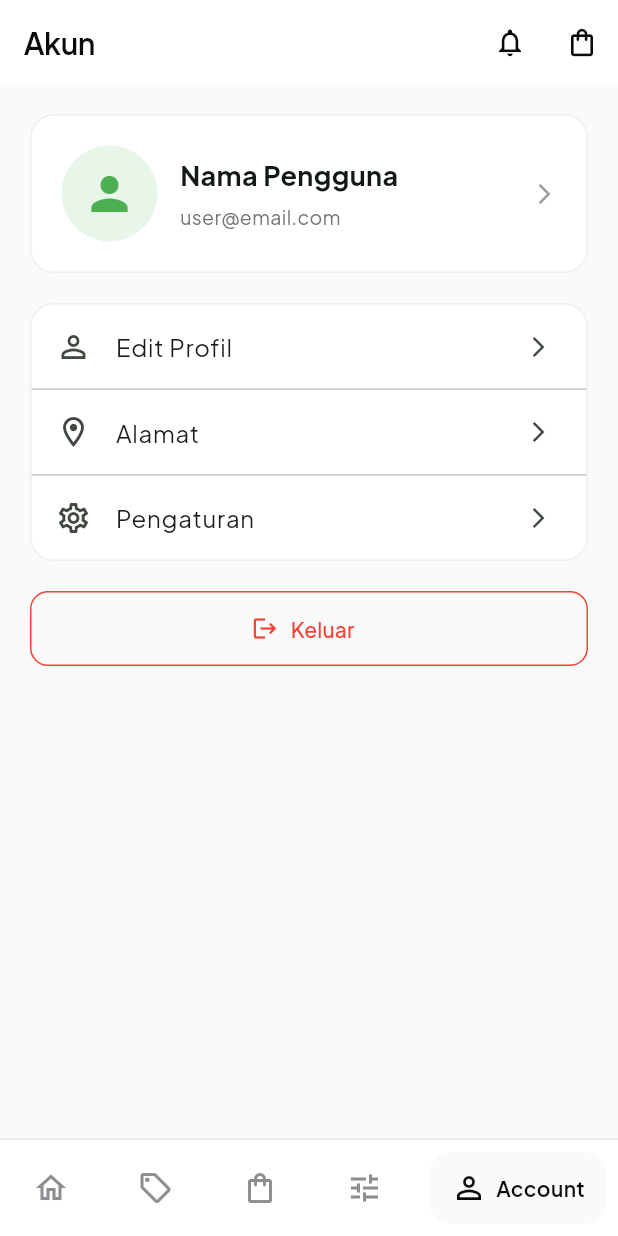
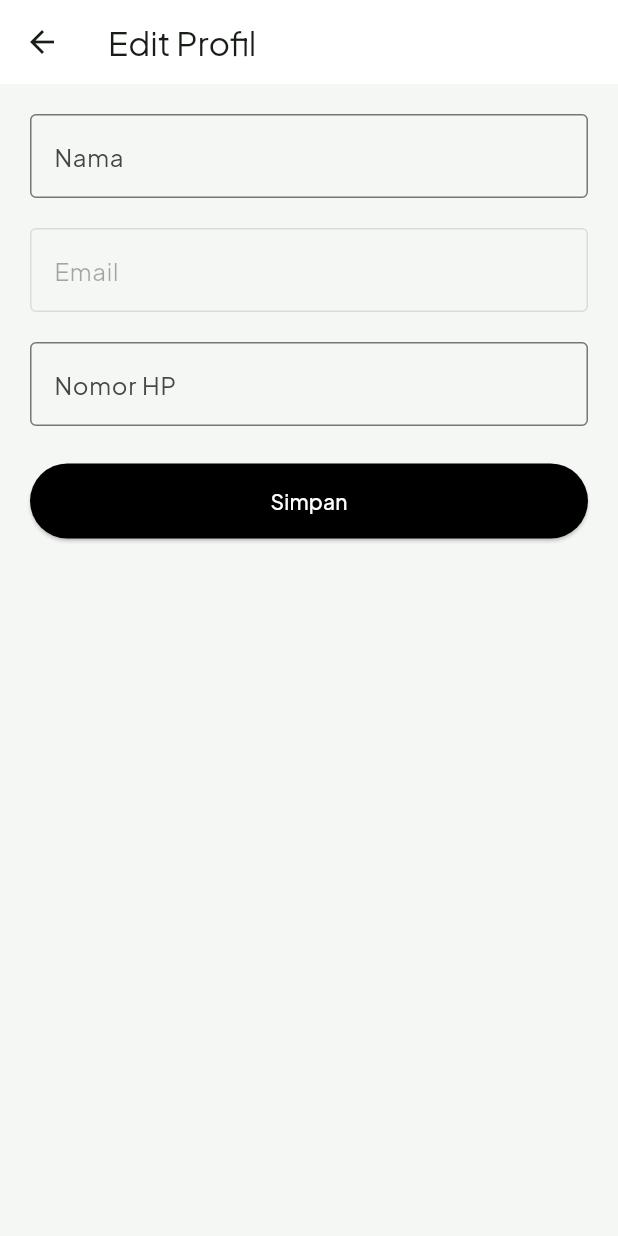
Before and after one commit to seravym/flutter-tokopedia-clone, a Flutter app: the HomeScreen screen opened by its route, item 5 of the bottom bar chosen, after a tap on "Edit Profil", on a phone screen of 412 x 824 dp. Run offline on Flutter 3.47's test engine with Material 3 defaults, Android fonts, the phone set to English and light mode, and no system bars; drawn by our look-alikes of google_nav_bar; our stand-ins replace cached_network_image, go_router, google_fonts, liquid_pull_to_refresh, shared_preferences, smooth_page_indicator; accounts and stored records are empty; network calls fail.

Commit message:
tambahin untuk menambah alamat, bisa edit profile dan setting di akun pengguna

```diff
--- a/lib/screens/account/account_screen.dart
+++ b/lib/screens/account/account_screen.dart
@@ -1,7 +1,9 @@
 import 'package:flutter/material.dart';
-import 'package:go_router/go_router.dart';
 
 import '../../services/auth_store.dart';
+import 'edit_profile_screen.dart';
+import 'address_screen.dart';
+import 'setting_screen.dart';
 
 class AccountScreen extends StatelessWidget {
   const AccountScreen({super.key});
@@ -15,7 +17,6 @@ class AccountScreen extends StatelessWidget {
       child: Column(
         crossAxisAlignment: CrossAxisAlignment.start,
         children: [
-          // Profile
           Container(
             width: double.infinity,
             padding: const EdgeInsets.all(20),
@@ -35,9 +36,7 @@ class AccountScreen extends StatelessWidget {
                     color: Colors.green,
                   ),
                 ),
-
                 const SizedBox(width: 15),
-
                 Expanded(
                   child: Column(
                     crossAxisAlignment: CrossAxisAlignment.start,
@@ -49,9 +48,7 @@ class AccountScreen extends StatelessWidget {
                           fontWeight: FontWeight.bold,
                         ),
                       ),
-
                       const SizedBox(height: 5),
-
                       Text(
                         user?.email ?? 'user@email.com',
                         style: TextStyle(
@@ -62,19 +59,12 @@ class AccountScreen extends StatelessWidget {
                     ],
                   ),
                 ),
-
-                const Icon(
-                  Icons.arrow_forward_ios,
-                  size: 16,
-                  color: Colors.grey,
-                ),
               ],
             ),
           ),
 
           const SizedBox(height: 20),
 
-          // Menu
           Container(
             decoration: BoxDecoration(
               color: Colors.white,
@@ -90,7 +80,14 @@ class AccountScreen extends StatelessWidget {
                     Icons.arrow_forward_ios,
                     size: 16,
                   ),
-                  onTap: () {},
+                  onTap: () {
+                    Navigator.push(
+                      context,
+                      MaterialPageRoute(
+                        builder: (context) => const EditProfileScreen(),
+                      ),
+                    );
+                  },
                 ),
 
                 const Divider(height: 1),
@@ -102,7 +99,14 @@ class AccountScreen extends StatelessWidget {
                     Icons.arrow_forward_ios,
                     size: 16,
                   ),
-                  onTap: () {},
+                  onTap: () {
+                    Navigator.push(
+                      context,
+                      MaterialPageRoute(
+                        builder: (context) => const AddressScreen(),
+                      ),
+                    );
+                  },
                 ),
 
                 const Divider(height: 1),
@@ -114,7 +118,14 @@ class AccountScreen extends StatelessWidget {
                     Icons.arrow_forward_ios,
                     size: 16,
                   ),
-                  onTap: () {},
+                  onTap: () {
+                    Navigator.push(
+                      context,
+                      MaterialPageRoute(
+                        builder: (context) => const SettingScreen(),
+                      ),
+                    );
+                  },
                 ),
               ],
             ),
@@ -122,7 +133,6 @@ class AccountScreen extends StatelessWidget {
 
           const SizedBox(height: 20),
 
-          // Logout
           SizedBox(
             width: double.infinity,
             height: 50,
@@ -131,7 +141,7 @@ class AccountScreen extends StatelessWidget {
                 await AuthStore.instance.logout();
 
                 if (context.mounted) {
-                  context.go('/login');
+                  Navigator.pop(context);
                 }
               },
               icon: const Icon(Icons.logout),
@@ -139,9 +149,6 @@ class AccountScreen extends StatelessWidget {
               style: OutlinedButton.styleFrom(
                 foregroundColor: Colors.red,
                 side: const BorderSide(color: Colors.red),
-                shape: RoundedRectangleBorder(
-                  borderRadius: BorderRadius.circular(12),
-                ),
               ),
             ),
           ),
--- /dev/null
+++ b/lib/screens/account/edit_profile_screen.dart
@@ -0,0 +1,118 @@
+import 'package:flutter/material.dart';
+
+import '../../services/auth_store.dart';
+
+class EditProfileScreen extends StatefulWidget {
+  const EditProfileScreen({super.key});
+
+  @override
+  State<EditProfileScreen> createState() => _EditProfileScreenState();
+}
+
+class _EditProfileScreenState extends State<EditProfileScreen> {
+  late TextEditingController namaController;
+  late TextEditingController phoneController;
+
+  @override
+  void initState() {
+    super.initState();
+
+    final user = AuthStore.instance.user;
+
+    namaController = TextEditingController(
+      text: user?.name ?? '',
+    );
+
+    phoneController = TextEditingController(
+      text: user?.phone ?? '',
+    );
+  }
+
+  @override
+  void dispose() {
+    namaController.dispose();
+    phoneController.dispose();
+    super.dispose();
+  }
+
+  Future<void> simpan() async {
+    await AuthStore.instance.updateProfile(
+      name: namaController.text,
+      phone: phoneController.text,
+    );
+
+    if (mounted) {
+      ScaffoldMessenger.of(context).showSnackBar(
+        const SnackBar(
+          content: Text('Profil berhasil diperbarui'),
+        ),
+      );
+
+      Navigator.pop(context);
+    }
+  }
+
+  @override
+  Widget build(BuildContext context) {
+    final user = AuthStore.instance.user;
+
+    return Scaffold(
+      appBar: AppBar(
+        title: const Text('Edit Profil'),
+      ),
+      body: Padding(
+        padding: const EdgeInsets.all(20),
+        child: Column(
+          children: [
+            TextField(
+              controller: namaController,
+              decoration: const InputDecoration(
+                labelText: 'Nama',
+                border: OutlineInputBorder(),
+              ),
+            ),
+
+            const SizedBox(height: 20),
+
+            TextField(
+              controller: TextEditingController(
+                text: user?.email ?? '',
+              ),
+              enabled: false,
+              decoration: const InputDecoration(
+                labelText: 'Email',
+                border: OutlineInputBorder(),
+              ),
+            ),
+
+            const SizedBox(height: 20),
+
+            TextField(
+              controller: phoneController,
+              keyboardType: TextInputType.phone,
+              decoration: const InputDecoration(
+                labelText: 'Nomor HP',
+                border: OutlineInputBorder(),
+              ),
+            ),
+
+            const SizedBox(height: 25),
+
+            SizedBox(
+              width: double.infinity,
+              height: 50,
+              child: ElevatedButton(
+                onPressed: simpan,
+                style: ElevatedButton.styleFrom(
+                  backgroundColor: Colors.black,
+                  foregroundColor: Colors.white,
+                ),
+                child: const Text('Simpan'),
+              ),
+            ),
+          ],
+        ),
+      ),
+    );
+  }
+}
```
Also changed, not shown: lib/screens/account/address_screen.dart (added, +85 -0 lines), lib/screens/account/setting_screen.dart (added, +65 -0 lines).
